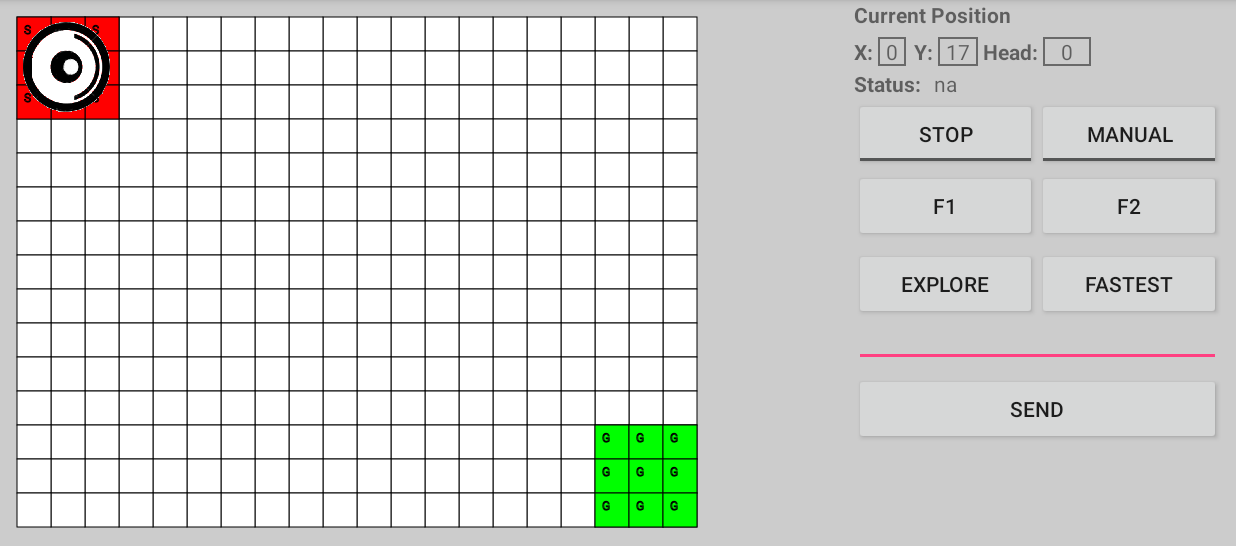
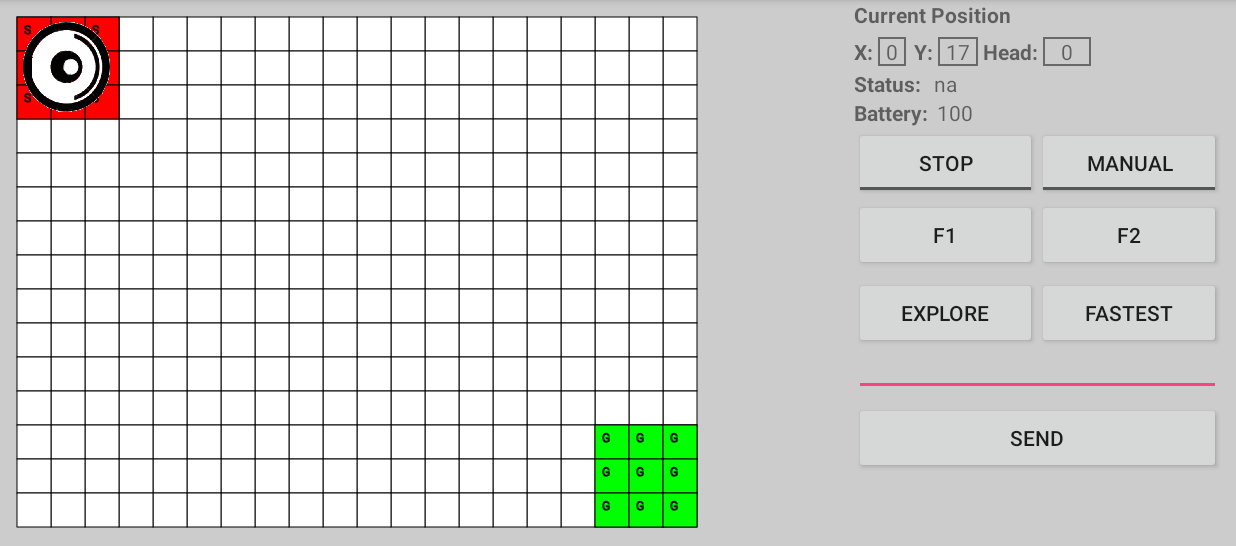
Before and after one commit to artyte/MDP-G6-2017, an Android app: the screen it shows after launch (MainActivity), on a phone screen of 824 x 412 dp (held sideways), the part 72-618 px from its top. Run offline under Robolectric (Android 15) with nearby library versions, the phone set to English and light mode, and no system bars.

Commit message:
battery ui implemented

```diff
--- a/tmp/MDP/app/src/main/java/sg/edu/ntu/mdp/activity/MainActivity.java
+++ b/tmp/MDP/app/src/main/java/sg/edu/ntu/mdp/activity/MainActivity.java
@@ -65,6 +65,7 @@ public class MainActivity extends AppCompatActivity implements DeviceListDialogF
     TextView textViewDirection;
     TextView textViewStatus;
     TextView textViewMDFString;
+    TextView textBattery;
     MazeFragment mazeFragment = null;
     LogFragment logFragment = null;
     ToggleButton tgbStartStop, tgbAutoManual;
@@ -133,6 +134,7 @@ public class MainActivity extends AppCompatActivity implements DeviceListDialogF
         }
 
         if (getResources().getConfiguration().orientation == Configuration.ORIENTATION_LANDSCAPE) {
+            textBattery = (TextView) findViewById(R.id.textViewBattery);
             textViewX = (TextView) findViewById(R.id.textViewX);
             textViewY = (TextView) findViewById(R.id.textViewY);
             textViewDirection = (TextView) findViewById(R.id.textViewDirection);
@@ -325,8 +327,6 @@ public class MainActivity extends AppCompatActivity implements DeviceListDialogF
         sendMessage(Protocol.START_FASTEST);
     }
     public void btnF1(View a) {
-
-
         SharedPreferences sharedPref = PreferenceManager.getDefaultSharedPreferences(this);
         String data = sharedPref.getString("pref_f1", Protocol.MOVE_FORWARD);
         sendMessage(data);
@@ -553,7 +553,7 @@ public class MainActivity extends AppCompatActivity implements DeviceListDialogF
         try {
             JSONObject obj = new JSONObject(readMessage);
             battery = obj.getString("battery");
-            textViewStatus.setText(battery);
+            textBattery.setText(battery);
         } catch (Exception e) {
             Log.e(Config.log_id, e.getMessage());
         }
--- a/tmp/MDP/app/src/main/res/layout-land/activity_main.xml
+++ b/tmp/MDP/app/src/main/res/layout-land/activity_main.xml
@@ -138,6 +138,27 @@
 
                 <LinearLayout
                     android:layout_width="match_parent"
+                    android:layout_height="wrap_content">
+
+                    <TextView
+                        android:id="@+id/textView5"
+                        android:layout_width="wrap_content"
+                        android:layout_height="wrap_content"
+                        android:minEms="1"
+                        android:textStyle="bold"
+                        android:text="Battery:" />
+
+                    <TextView
+                        android:paddingLeft="5dp"
+                        android:id="@+id/textViewBattery"
+                        android:layout_width="wrap_content"
+                        android:layout_height="wrap_content"
+                        android:text="100"/>
+
+                </LinearLayout>
+
+                <LinearLayout
+                    android:layout_width="match_parent"
                     android:weightSum="2"
                     android:layout_height="wrap_content">
 
@@ -239,6 +260,7 @@
                         android:layout_height="wrap_content"
                         android:text="Send"/>
                 </LinearLayout>
+
             </LinearLayout>
 
             <RelativeLayout
```
Also changed, not shown: tmp/MDP/app/src/main/java/sg/edu/ntu/mdp/activity/SettingsActivity.java (+4 -4 lines).
